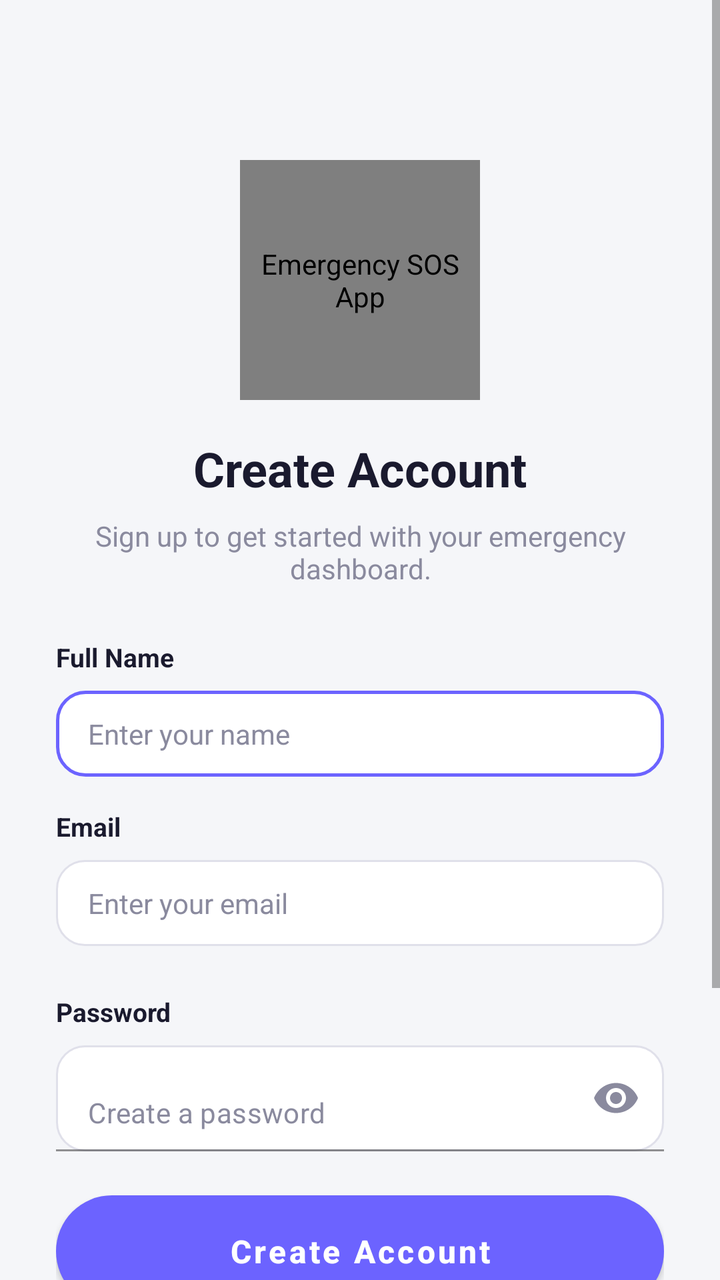
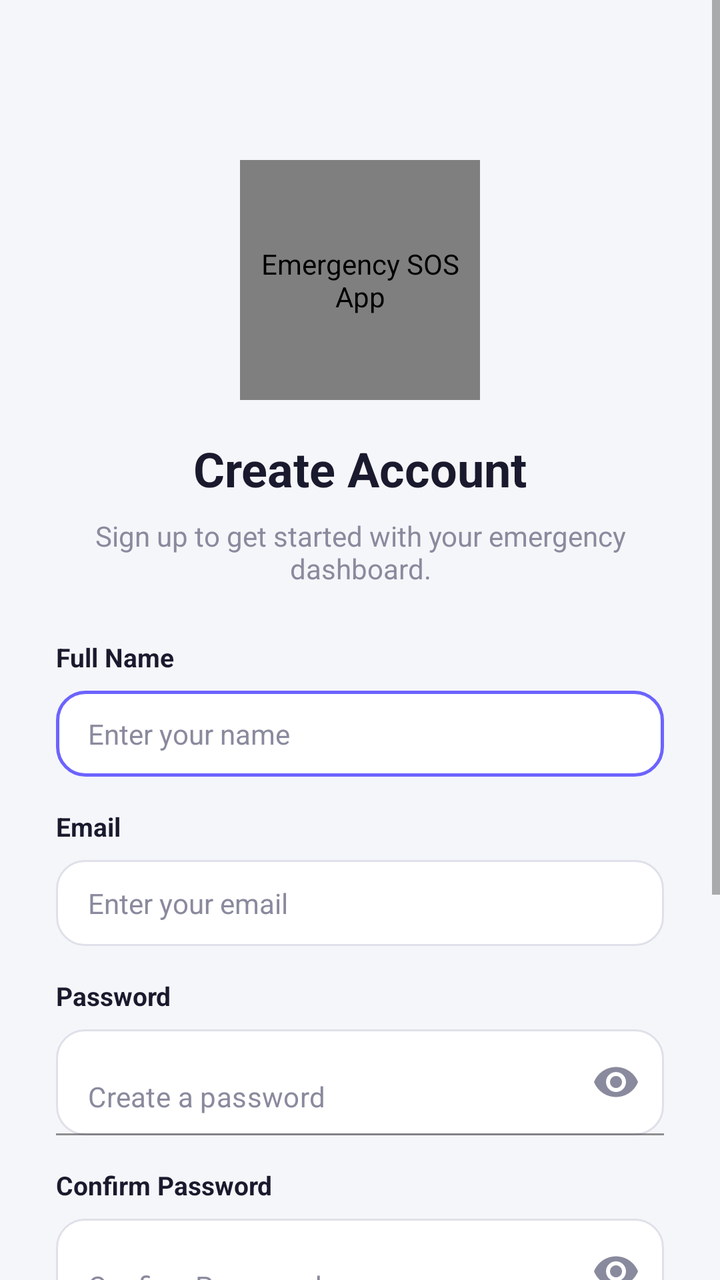

Screens rendered from an Android XML layout before and after an edit, with the pre-edit source and the edit as a unified diff.
<!-- AndroidManifest.xml: application theme Theme.EmergencySOSApp -->
<!-- res/layout/activity_signup.xml -->
<?xml version="1.0" encoding="utf-8"?>
<ScrollView xmlns:android="http://schemas.android.com/apk/res/android"
    xmlns:app="http://schemas.android.com/apk/res-auto"
    android:layout_width="match_parent"
    android:layout_height="match_parent"
    android:background="@color/background"
    android:fillViewport="true">

    <LinearLayout
        android:layout_width="match_parent"
        android:layout_height="match_parent"
        android:orientation="vertical"
        android:paddingStart="28dp"
        android:paddingEnd="28dp"
        android:paddingTop="20dp"
        android:layout_marginTop="60dp"
        android:paddingBottom="24dp">

        




























        
        <de.hdodenhof.circleimageview.CircleImageView
            android:id="@+id/ivLogo"
            android:layout_width="120dp"
            android:layout_height="120dp"
            android:layout_gravity="center_horizontal"
            android:src="@drawable/logo"
            app:civ_border_width="0dp"
            android:contentDescription="@string/app_name" />

        <TextView
            android:layout_width="match_parent"
            android:layout_height="wrap_content"
            android:layout_marginTop="18dp"
            android:gravity="center"
            android:text="@string/create_account_title"
            android:textColor="@color/text_dark"
            android:textSize="24sp"
            android:textStyle="bold" />

        <TextView
            android:layout_width="match_parent"
            android:layout_height="wrap_content"
            android:layout_marginTop="8dp"
            android:gravity="center"
            android:text="@string/create_account_subtitle"
            android:textColor="@color/text_gray"
            android:textSize="14sp" />

        
        <TextView
            android:layout_width="wrap_content"
            android:layout_height="wrap_content"
            android:layout_marginTop="26dp"
            android:text="@string/full_name_label"
            android:textColor="@color/text_dark"
            android:textSize="13sp"
            android:textStyle="bold" />

        <EditText
            android:id="@+id/etFullName"
            android:layout_width="match_parent"
            android:layout_height="wrap_content"
            android:layout_marginTop="8dp"
            android:background="@drawable/bg_edittext_focused"
            android:hint="@string/enter_name"
            android:inputType="textPersonName"
            android:textColorHint="@color/text_gray"
            android:textColor="@color/text_dark"
            android:textSize="14sp" />

        
        <TextView
            android:layout_width="wrap_content"
            android:layout_height="wrap_content"
            android:layout_marginTop="16dp"
            android:text="@string/email_label"
            android:textColor="@color/text_dark"
            android:textSize="13sp"
            android:textStyle="bold" />

        <EditText
            android:id="@+id/etEmail"
            android:layout_width="match_parent"
            android:layout_height="wrap_content"
            android:layout_marginTop="8dp"
            android:autofillHints=""
            android:background="@drawable/bg_edittext"
            android:hint="@string/enter_email"
            android:inputType="textEmailAddress"
            android:textColorHint="@color/text_gray"
            android:textColor="@color/text_dark"
            android:textSize="14sp" />

        

        

        

        

        <RadioGroup
            android:id="@+id/rgVerifyMethod"
            android:layout_width="match_parent"
            android:layout_height="wrap_content"
            android:layout_marginTop="8dp"
            android:orientation="horizontal"/>

        
        <TextView
            android:layout_width="wrap_content"
            android:layout_height="wrap_content"
            android:layout_marginTop="16dp"
            android:text="@string/password_label"
            android:textColor="@color/text_dark"
            android:textSize="13sp"
            android:textStyle="bold" />

        <com.google.android.material.textfield.TextInputLayout
            android:layout_width="match_parent"
            android:layout_height="wrap_content"
            android:layout_marginTop="8dp"
            app:hintEnabled="false"
            app:passwordToggleEnabled="true"
            app:passwordToggleTint="@color/text_gray">

            <EditText
                android:id="@+id/etPassword"
                android:layout_width="match_parent"
                android:layout_height="wrap_content"
                android:autofillHints=""
                android:background="@drawable/bg_edittext"
                android:hint="@string/create_password"
                android:inputType="textPassword"
                android:textColorHint="@color/text_gray"
                android:textColor="@color/text_dark"
                android:textSize="14sp" />
        </com.google.android.material.textfield.TextInputLayout>


        <Button
            android:id="@+id/btnCreateAccount"
            android:layout_width="match_parent"
            android:layout_height="56dp"
            android:layout_marginTop="22dp"
            android:background="@drawable/bg_button_primary"
            android:elevation="0dp"
            android:text="@string/create_account"
            android:textAllCaps="false"
            android:textColor="@color/white"
            android:textSize="16sp"
            android:textStyle="bold" />

        
        <LinearLayout
            android:layout_width="match_parent"
            android:layout_height="wrap_content"
            android:layout_marginTop="22dp"
            android:gravity="center_vertical"
            android:orientation="horizontal">

            <View
                android:layout_width="0dp"
                android:layout_height="1dp"
                android:layout_weight="1"
                android:background="@color/border_gray" />

            <TextView
                android:layout_width="wrap_content"
                android:layout_height="wrap_content"
                android:layout_marginStart="12dp"
                android:layout_marginEnd="12dp"
                android:text="@string/or_divider"
                android:textColor="@color/text_gray"
                android:textSize="13sp" />

            <View
                android:layout_width="0dp"
                android:layout_height="1dp"
                android:layout_weight="1"
                android:background="@color/border_gray" />
        </LinearLayout>

        
        <LinearLayout
            android:layout_width="wrap_content"
            android:layout_height="wrap_content"
            android:layout_gravity="center_horizontal"
            android:layout_marginTop="18dp"
            android:orientation="horizontal">

            <FrameLayout
                android:id="@+id/btnGoogleCircle"
                android:layout_width="52dp"
                android:layout_height="52dp"
                android:layout_marginEnd="16dp"
                android:background="@drawable/bg_circle_white">

                <ImageView
                    android:layout_width="22dp"
                    android:layout_height="22dp"
                    android:layout_gravity="center"
                    android:src="@drawable/ic_google"
                    android:contentDescription="@string/continue_google" />
            </FrameLayout>
















            <FrameLayout
                android:id="@+id/btnFacebookCircle"
                android:layout_width="52dp"
                android:layout_height="52dp"
                android:background="@drawable/bg_circle_white">

                <ImageView
                    android:layout_width="22dp"
                    android:layout_height="22dp"
                    android:layout_gravity="center"
                    android:src="@drawable/ic_facebook"
                    android:contentDescription="@string/continue_facebook" />
            </FrameLayout>
        </LinearLayout>

        <LinearLayout
            android:layout_width="match_parent"
            android:layout_height="wrap_content"
            android:layout_marginTop="24dp"
            android:gravity="center"
            android:orientation="horizontal">

            <TextView
                android:layout_width="wrap_content"
                android:layout_height="wrap_content"
                android:text="@string/already_have_account"
                android:textColor="@color/text_gray"
                android:textSize="13sp" />

            <TextView
                android:id="@+id/tvGoToSignIn"
                android:layout_width="wrap_content"
                android:layout_height="wrap_content"
                android:text="@string/sign_in_link"
                android:textColor="@color/primary"
                android:textSize="13sp"
                android:textStyle="bold" />
        </LinearLayout>

    </LinearLayout>
</ScrollView>
<!-- resources referenced by this layout -->
<resources>
  <color name="background">#F5F6F9</color>
  <color name="border_gray">#E0E0EA</color>
  <color name="primary">#6C63FF</color>
  <color name="text_dark">#1A1A2E</color>
  <color name="text_gray">#8A8A9E</color>
  <color name="white">#FFFFFF</color>
  <!-- drawable bg_button_primary (drawable) -->
  <?xml version="1.0" encoding="utf-8"?>
  <shape xmlns:android="http://schemas.android.com/apk/res/android"
      android:shape="rectangle">
      <solid android:color="@color/primary" />
      <corners android:radius="28dp" />
  </shape>
  <!-- drawable bg_circle_white (drawable) -->
  <?xml version="1.0" encoding="utf-8"?>
  <shape xmlns:android="http://schemas.android.com/apk/res/android"
      android:shape="oval">
      <solid android:color="@color/card_background" />
      <stroke android:width="1dp" android:color="@color/border_gray" />
  </shape>
  <!-- drawable bg_edittext (drawable) -->
  <?xml version="1.0" encoding="utf-8"?>
  <shape xmlns:android="http://schemas.android.com/apk/res/android"
      android:shape="rectangle">
      <solid android:color="@color/card_background" />
      <stroke android:width="1dp" android:color="@color/border_gray" />
      <corners android:radius="14dp" />
      <padding
          android:left="16dp"
          android:top="12dp"
          android:right="16dp"
          android:bottom="12dp" />
  </shape>
  <!-- drawable bg_edittext_focused (drawable) -->
  <?xml version="1.0" encoding="utf-8"?>
  <shape xmlns:android="http://schemas.android.com/apk/res/android"
      android:shape="rectangle">
      <solid android:color="@color/card_background" />
      <stroke android:width="1.5dp" android:color="@color/primary" />
      <corners android:radius="14dp" />
      <padding
          android:left="16dp"
          android:top="12dp"
          android:right="16dp"
          android:bottom="12dp" />
  </shape>
  <!-- drawable ic_facebook (drawable) -->
  <?xml version="1.0" encoding="utf-8"?>
  <vector xmlns:android="http://schemas.android.com/apk/res/android"
      android:width="20dp"
      android:height="20dp"
      android:viewportWidth="24"
      android:viewportHeight="24">
      <path
          android:fillColor="#1877F2"
          android:pathData="M22,12c0,-5.52 -4.48,-10 -10,-10S2,6.48 2,12c0,4.99 3.66,9.13 8.44,9.88v-6.99h-2.54V12h2.54V9.8c0,-2.5 1.49,-3.89 3.77,-3.89 1.09,0 2.24,0.2 2.24,0.2v2.46h-1.26c-1.24,0 -1.63,0.77 -1.63,1.56V12h2.78l-0.44,2.89h-2.34v6.99C18.34,21.13 22,16.99 22,12z" />
  </vector>
  <string name="already_have_account">Already have an account? </string>
  <string name="app_name">Emergency SOS App</string>
  <string name="continue_facebook">Continue with Facebook</string>
  <string name="continue_google">Continue with Google</string>
  <string name="create_account">Create Account</string>
  <string name="create_account_subtitle">Sign up to get started with your emergency dashboard.</string>
  <string name="create_account_title">Create Account</string>
  <string name="create_password">Create a password</string>
  <string name="email_label">Email</string>
  <string name="enter_email">Enter your email</string>
  <string name="enter_name">Enter your name</string>
  <string name="full_name_label">Full Name</string>
  <string name="or_divider">Or</string>
  <string name="password_label">Password</string>
  <string name="sign_in_link">Sign In</string>
  <color name="card_background">#FFFFFF</color>
  <color name="primary_dark">#5A52E0</color>
  <!-- unchanged entries left out for length: 3 -->
</resources>

<!-- the commit's change to res/layout/activity_signup.xml (unified diff, before → after) -->
@@ -17,35 +17,6 @@
         android:paddingBottom="24dp">
 
         
-
-
-
-
-
-
-
-
-
-
-
-
-
-
-
-
-
-
-
-
-
-
-
-
-
-
-
-
-        
         <de.hdodenhof.circleimageview.CircleImageView
             android:id="@+id/ivLogo"
             android:layout_width="120dp"
@@ -120,21 +91,6 @@
             android:textSize="14sp" />
 
         
-
-        
-
-        
-
-        
-
-        <RadioGroup
-            android:id="@+id/rgVerifyMethod"
-            android:layout_width="match_parent"
-            android:layout_height="wrap_content"
-            android:layout_marginTop="8dp"
-            android:orientation="horizontal"/>
-
-        
         <TextView
             android:layout_width="wrap_content"
             android:layout_height="wrap_content"
@@ -165,6 +121,36 @@
                 android:textSize="14sp" />
         </com.google.android.material.textfield.TextInputLayout>
 
+        
+        <TextView
+            android:layout_width="wrap_content"
+            android:layout_height="wrap_content"
+            android:layout_marginTop="16dp"
+            android:text="@string/confirm_password_label"
+            android:textColor="@color/text_dark"
+            android:textSize="13sp"
+            android:textStyle="bold" />
+
+        <com.google.android.material.textfield.TextInputLayout
+            android:layout_width="match_parent"
+            android:layout_height="wrap_content"
+            android:layout_marginTop="8dp"
+            app:hintEnabled="false"
+            app:passwordToggleEnabled="true"
+            app:passwordToggleTint="@color/text_gray">
+        <EditText
+            android:id="@+id/etConfirm"
+            android:layout_width="match_parent"
+            android:layout_height="wrap_content"
+            android:autofillHints=""
+            android:background="@drawable/bg_edittext"
+            android:hint="@string/confirm_password_label"
+            android:inputType="textPassword"
+            android:textColorHint="@color/text_gray"
+            android:textColor="@color/text_dark"
+            android:textSize="14sp" />
+        </com.google.android.material.textfield.TextInputLayout>
+
 
         <Button
             android:id="@+id/btnCreateAccount"
@@ -232,21 +218,6 @@
                     android:contentDescription="@string/continue_google" />
             </FrameLayout>
 
-
-
-
-
-
-
-
-
-
-
-
-
-
-
-
             <FrameLayout
                 android:id="@+id/btnFacebookCircle"
                 android:layout_width="52dp"
<!-- resource entries referenced after the edit -->
@@ -59,6 +59,7 @@
   </vector>
   <string name="already_have_account">Already have an account? </string>
   <string name="app_name">Emergency SOS App</string>
+  <string name="confirm_password_label">Confirm Password</string>
   <string name="continue_facebook">Continue with Facebook</string>
   <string name="continue_google">Continue with Google</string>
   <string name="create_account">Create Account</string>
